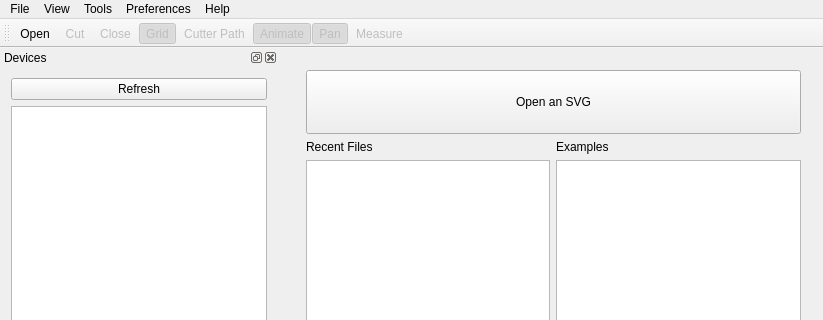
Timmmm/robocut, file MainWindow.ui: the form before one commit; both pictures show x 0 to 823 and y 0 to 320 of the 823 by 753 pixel window.
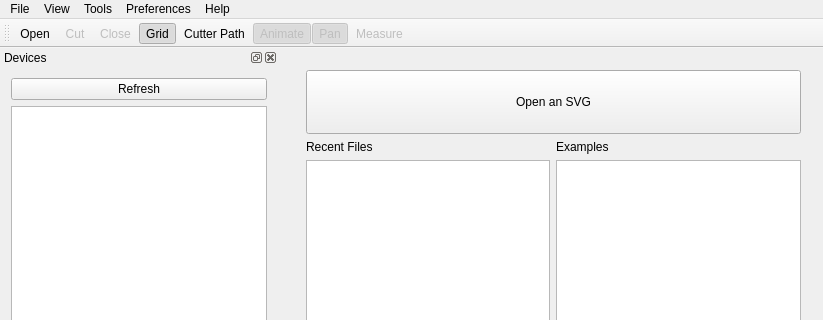
The form after the commit. Icons and pictures are not drawn. Custom widgets are drawn as their Qt base class.

Commit message:
Make MainWindow UI use std::variant
It still needs some work but this is an improvement. I miss Rust.

Diff of the .ui file:
```diff
--- a/MainWindow.ui
+++ b/MainWindow.ui
@@ -385,9 +385,6 @@
    <property name="checked">
     <bool>true</bool>
    </property>
-   <property name="enabled">
-    <bool>false</bool>
-   </property>
    <property name="text">
     <string>Grid</string>
    </property>
@@ -450,9 +447,6 @@
    <property name="checkable">
     <bool>true</bool>
    </property>
-   <property name="enabled">
-    <bool>false</bool>
-   </property>
    <property name="text">
     <string>Cutter Path</string>
    </property>
```
The commit also changes 5 other files.
